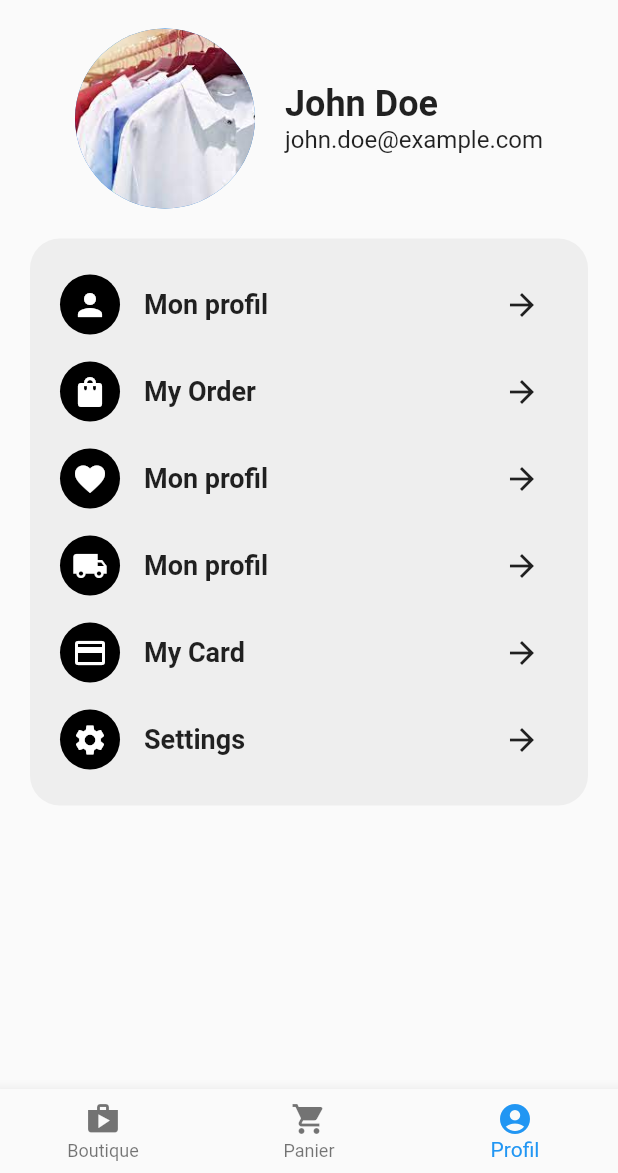
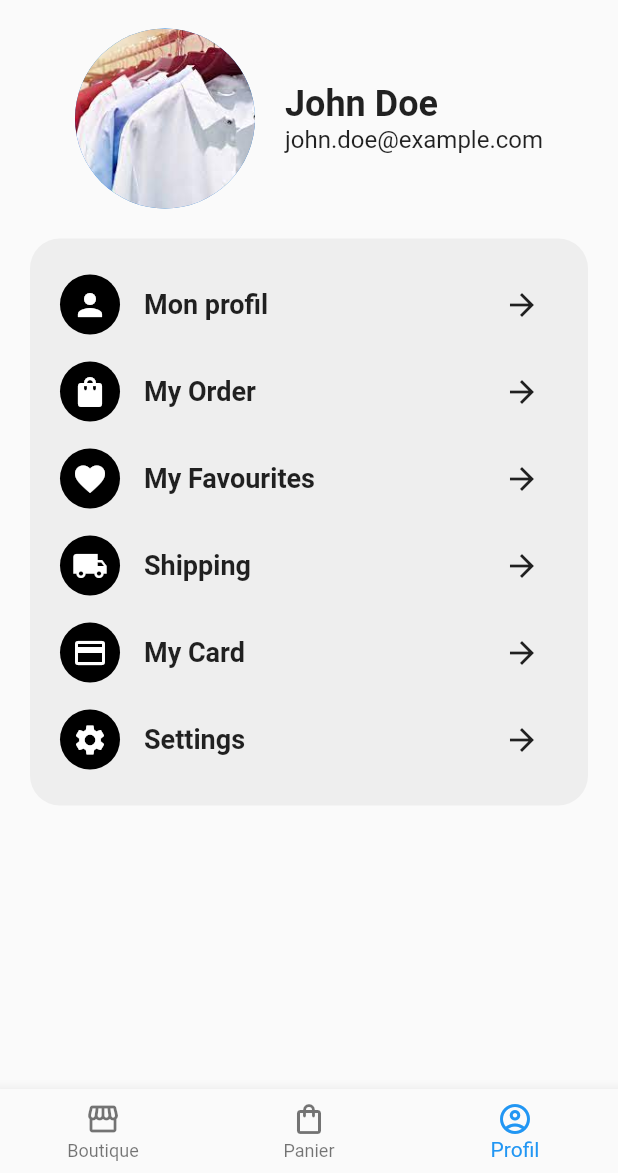
Before and after one commit to rayanhdev/Rshop, a Flutter app: the HomePage screen opened by its route, item 3 of the bottom bar chosen, on a phone screen of 412 x 824 dp, the part 63-1236 px from its top. Run offline on Flutter 3.47's test engine with Material 2 defaults, Android fonts, the phone set to English and light mode, and no system bars; our stand-ins replace cached_network_image, carousel_slider; missing offline and left inert: dart:ffi; network calls fail.

Commit message:
changement d'icones

```diff
--- a/lib/screens/home_screens.dart
+++ b/lib/screens/home_screens.dart
@@ -43,15 +43,15 @@ class _HomePageState extends State<HomePage> {
         },
         items: [
           BottomNavigationBarItem(
-            icon: Icon(Icons.shop),
+            icon: Icon(Icons.storefront),
             label: 'Boutique',
           ),
           BottomNavigationBarItem(
-            icon: Icon(Icons.shopping_cart),
+            icon: Icon(Icons.shopping_bag_outlined),
             label: 'Panier',
           ),
           BottomNavigationBarItem(
-            icon: Icon(Icons.account_circle),
+            icon: Icon(Icons.account_circle_outlined),
             label: 'Profil',
           ),
         ],
--- a/lib/views/profile_views.dart
+++ b/lib/views/profile_views.dart
@@ -133,7 +133,7 @@ class ProfilePage extends StatelessWidget {
                           SizedBox(width: 16),
                           Expanded(
                             child: Text(
-                              'Mon profil',
+                              'My Favourites',
                               style: TextStyle(
                                 fontSize: 18,
                                 fontWeight: FontWeight.bold,
@@ -167,7 +167,7 @@ class ProfilePage extends StatelessWidget {
                           SizedBox(width: 16),
                           Expanded(
                             child: Text(
-                              'Mon profil',
+                              'Shipping',
                               style: TextStyle(
                                 fontSize: 18,
                                 fontWeight: FontWeight.bold,
```
